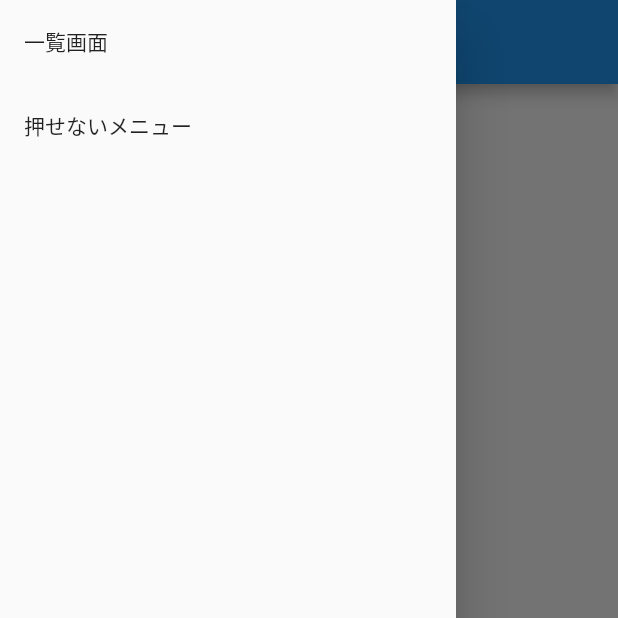
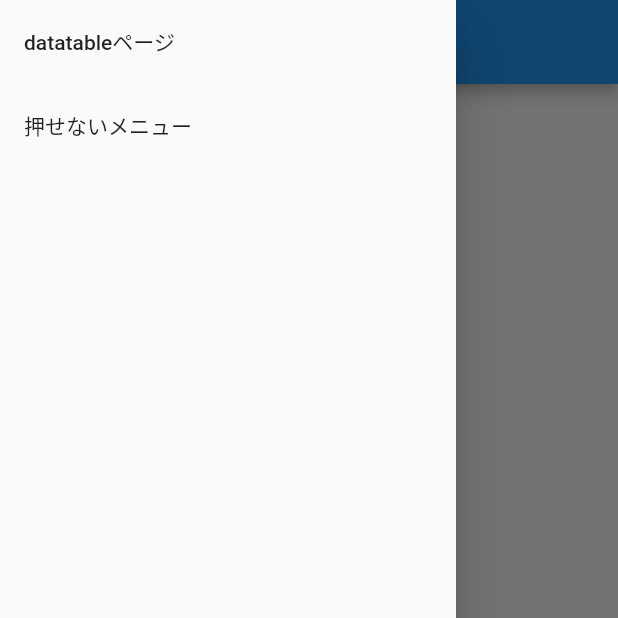
Before and after one commit to tato2/flutter_web_sample, a Flutter app: the screen it shows after launch, with the side drawer open, on a phone screen of 412 x 824 dp, the top half of it. Run offline on Flutter 3.47's test engine with Material 2 defaults, Android fonts, the phone set to English and light mode, and no system bars.

Commit message:
datatableのページを修正

```diff
--- a/lib/list_page.dart
+++ b/lib/datatable_page.dart
@@ -3,7 +3,7 @@ import 'package:flutter/services.dart';
 import 'dart:convert';
 
 ///
-/// 一覧画面
+/// datatableページ
 ///
 class ListPage extends StatelessWidget {
   @override
@@ -12,7 +12,7 @@ class ListPage extends StatelessWidget {
 
     return Scaffold(
       appBar: AppBar(
-        title: Text('一覧画面'),
+        title: Text('datatableページ'),
       ),
       body: Container(
         child: Form(),
@@ -56,15 +56,9 @@ class _MyState extends State<Form> {
               child: PaginatedDataTable(
                 rowsPerPage: 10,
                 columns: const <DataColumn>[
-                  DataColumn(
-                    label: Text('証券コード'),
-                  ),
-                  DataColumn(
-                    label: Text('証券名'),
-                  ),
-                  DataColumn(
-                    label: Text('市場'),
-                  ),
+                  DataColumn(label: Text('証券コード')),
+                  DataColumn(label: Text('証券名')),
+                  DataColumn(label: Text('市場')),
                 ],
                 source: MyDataSource(_dataTable),
               ));
--- a/lib/main.dart
+++ b/lib/main.dart
@@ -1,5 +1,5 @@
 import 'package:flutter/material.dart';
-import 'list_page.dart';
+import 'datatable_page.dart';
 
 void main() => runApp(MyApp());
 
@@ -29,7 +29,7 @@ class _MyHomePageState extends State<MyHomePage> {
         child: ListView(
           children: <Widget>[
             ListTile(
-              title: Text("一覧画面"),
+              title: Text("datatableページ"),
               onTap: () {
                 Navigator.push(context,
                     MaterialPageRoute(builder: (context) => ListPage()));
```
